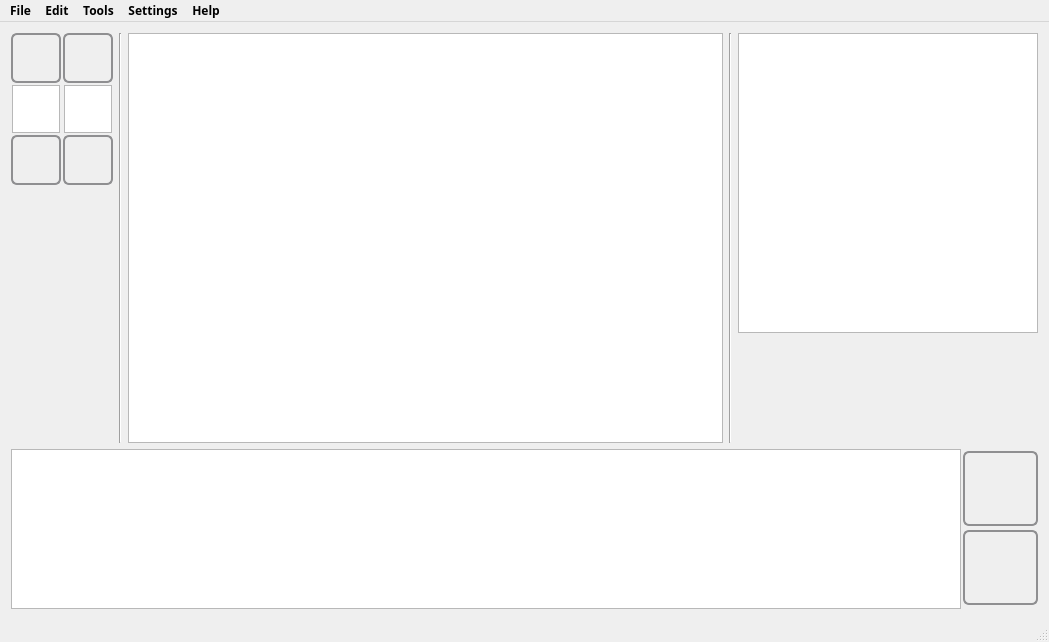
Qt form MainWindow.ui (ChristianIsaacRoy/SpriteEditor) before a commit.
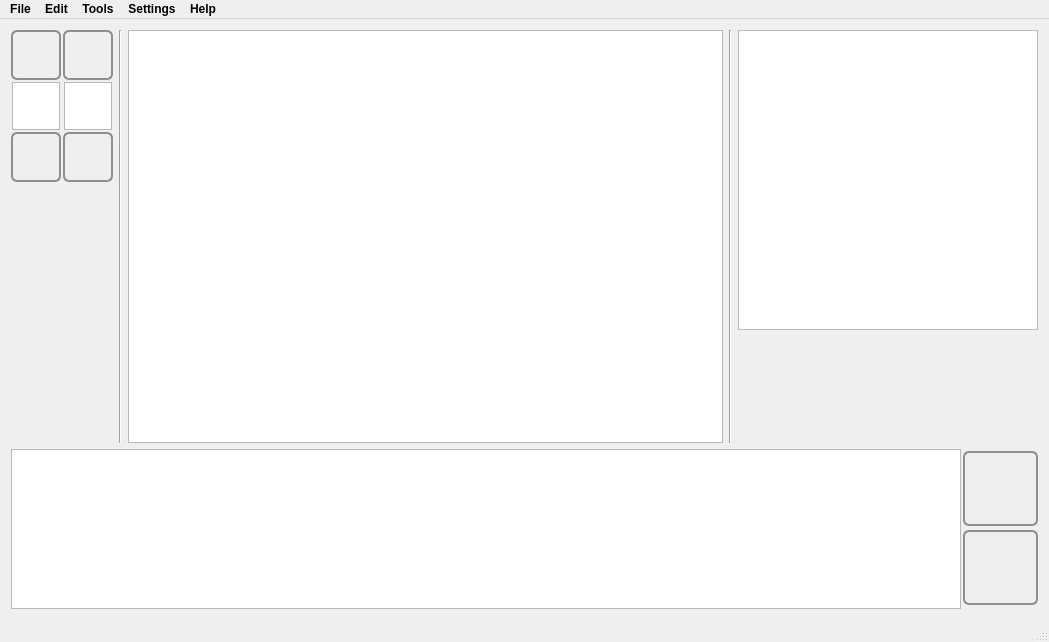
The same form after that commit. Icons and pictures are not drawn.

What changed in the file:
```diff
--- a/MainWindow.ui
+++ b/MainWindow.ui
@@ -10,6 +10,12 @@
     <height>642</height>
    </rect>
   </property>
+  <property name="font">
+   <font>
+    <family>Segoe UI</family>
+    <pointsize>10</pointsize>
+   </font>
+  </property>
   <property name="windowTitle">
    <string>Sprite Editor</string>
   </property>
@@ -268,6 +274,16 @@
             <property name="text">
              <string/>
             </property>
+            <property name="icon">
+             <iconset resource="resources.qrc">
+              <normaloff>:/images/images/paintBucket.png</normaloff>:/images/images/paintBucket.png</iconset>
+            </property>
+            <property name="iconSize">
+             <size>
+              <width>40</width>
+              <height>40</height>
+             </size>
+            </property>
            </widget>
           </item>
           <item>
@@ -587,12 +603,12 @@
      <x>0</x>
      <y>0</y>
      <width>1049</width>
-     <height>21</height>
+     <height>25</height>
     </rect>
    </property>
    <property name="font">
     <font>
-     <family>Yu Gothic UI Semibold</family>
+     <family>Segoe UI</family>
      <pointsize>9</pointsize>
      <weight>75</weight>
      <bold>true</bold>
```
Left out of the diff: 45 changed lines with no effect on the pictures.
